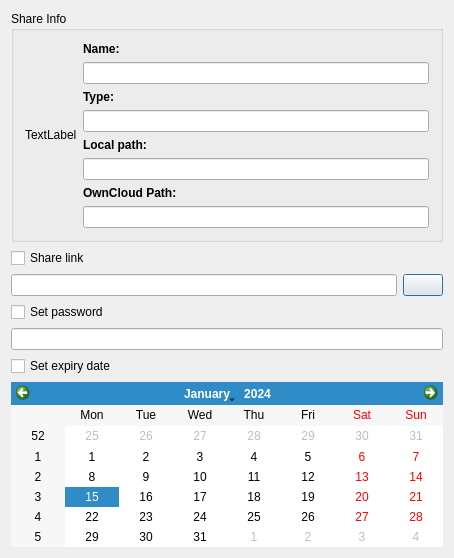
Above: src/gui/sharedialog.ui from nextcloud/desktop before the change. Below: the same form after it.
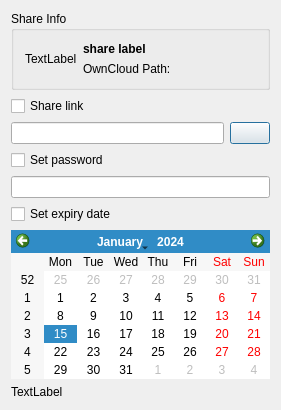
That is the form after the change. Custom widgets are drawn as their Qt base class.

Commit message:
Sharedialog: Some more refinements after the merge of the branch.
- Some dialog changes: Made it less vertical space comsuming
- Some variable cleanups
- Allow to share files that are not within the synced dir by
  copying them to the root of a sync dir first.

The edit to the form file:
```diff
--- a/src/gui/sharedialog.ui
+++ b/src/gui/sharedialog.ui
@@ -6,61 +6,43 @@
    <rect>
     <x>0</x>
     <y>0</y>
-    <width>454</width>
-    <height>558</height>
+    <width>281</width>
+    <height>385</height>
    </rect>
   </property>
   <property name="windowTitle">
    <string>Share NewDocument.odt</string>
   </property>
-  <layout class="QVBoxLayout" name="verticalLayout">
-   <item>
-    <layout class="QVBoxLayout" name="verticalLayout_2">
-     <property name="sizeConstraint">
-      <enum>QLayout::SetFixedSize</enum>
-     </property>
-     <item>
+  <layout class="QGridLayout" name="gridLayout_3">
+   <item row="0" column="0" colspan="2">
       <widget class="QGroupBox" name="groupBox">
+     <property name="sizePolicy">
+      <sizepolicy hsizetype="Preferred" vsizetype="Fixed">
+       <horstretch>0</horstretch>
+       <verstretch>0</verstretch>
+      </sizepolicy>
+     </property>
        <property name="title">
         <string>Share Info</string>
        </property>
-       <layout class="QHBoxLayout" name="horizontalLayout_6">
-        <item>
-         <layout class="QHBoxLayout" name="horizontalLayout_7">
-          <item>
+     <layout class="QGridLayout" name="gridLayout_2">
+      <item row="0" column="0">
+       <layout class="QGridLayout" name="gridLayout">
+        <item row="0" column="0" rowspan="2">
            <widget class="QLabel" name="label_icon">
             <property name="text">
              <string>TextLabel</string>
             </property>
            </widget>
           </item>
-          <item>
-           <layout class="QVBoxLayout" name="verticalLayout_3">
-            <item>
+        <item row="0" column="1">
              <widget class="QLabel" name="label_name">
-              <property name="font">
-               <font>
-                <weight>75</weight>
-                <bold>true</bold>
-               </font>
-              </property>
-              <property name="text">
-               <string>Name:</string>
-              </property>
-             </widget>
-            </item>
-            <item>
-             <widget class="QLineEdit" name="lineEdit_name">
-              <property name="enabled">
-               <bool>true</bool>
-              </property>
-              <property name="readOnly">
-               <bool>true</bool>
-              </property>
-             </widget>
-            </item>
-            <item>
-             <widget class="QLabel" name="label_type">
+          <property name="sizePolicy">
+           <sizepolicy hsizetype="MinimumExpanding" vsizetype="Preferred">
+            <horstretch>0</horstretch>
+            <verstretch>0</verstretch>
+           </sizepolicy>
+          </property>
               <property name="font">
                <font>
                 <weight>75</weight>
@@ -68,46 +50,25 @@
                </font>
               </property>
               <property name="text">
-               <string>Type:</string>
+           <string>share label</string>
               </property>
              </widget>
             </item>
-            <item>
-             <widget class="QLineEdit" name="lineEdit_type">
-              <property name="readOnly">
-               <bool>true</bool>
-              </property>
-             </widget>
-            </item>
-            <item>
-             <widget class="QLabel" name="label_localPath">
-              <property name="font">
-               <font>
-                <weight>75</weight>
-                <bold>true</bold>
-               </font>
-              </property>
-              <property name="text">
-               <string>Local path:</string>
-              </property>
-             </widget>
-            </item>
-            <item>
-             <widget class="QLineEdit" name="lineEdit_localPath">
-              <property name="enabled">
-               <bool>true</bool>
-              </property>
-              <property name="readOnly">
-               <bool>true</bool>
-              </property>
-             </widget>
-            </item>
-            <item>
+        <item row="0" column="2" rowspan="2">
+         <widget class="QProgressIndicator" name="pi_share" native="true"/>
+        </item>
+        <item row="1" column="1">
              <widget class="QLabel" name="label_sharePath">
+          <property name="sizePolicy">
+           <sizepolicy hsizetype="MinimumExpanding" vsizetype="Preferred">
+            <horstretch>0</horstretch>
+            <verstretch>0</verstretch>
+           </sizepolicy>
+          </property>
               <property name="font">
                <font>
-                <weight>75</weight>
-                <bold>true</bold>
+            <weight>50</weight>
+            <bold>false</bold>
                </font>
               </property>
               <property name="text">
@@ -115,24 +76,12 @@
               </property>
              </widget>
             </item>
-            <item>
-             <widget class="QLineEdit" name="lineEdit_sharePath">
-              <property name="enabled">
-               <bool>true</bool>
-              </property>
-              <property name="readOnly">
-               <bool>true</bool>
-              </property>
-             </widget>
-            </item>
            </layout>
           </item>
          </layout>
-        </item>
-       </layout>
-      </widget>
-     </item>
-     <item>
+    </widget>
+   </item>
+   <item row="1" column="0">
       <layout class="QHBoxLayout" name="horizontalLayout_shareLink">
        <item>
         <widget class="QCheckBox" name="checkBox_shareLink">
@@ -143,7 +92,7 @@
        </item>
       </layout>
      </item>
-     <item>
+   <item row="2" column="0" colspan="2">
       <widget class="QWidget" name="widget_shareLink" native="true">
        <layout class="QVBoxLayout" name="verticalLayout_6">
         <property name="margin">
@@ -209,11 +158,37 @@
        </layout>
       </widget>
      </item>
-    </layout>
+   <item row="3" column="1">
+    <spacer name="verticalSpacer">
+     <property name="orientation">
+      <enum>Qt::Vertical</enum>
+     </property>
+     <property name="sizeHint" stdset="0">
+      <size>
+       <width>20</width>
+       <height>40</height>
+      </size>
+     </property>
+    </spacer>
+   </item>
+   <item row="4" column="0">
+    <widget class="QLabel" name="errorLabel">
+     <property name="text">
+      <string>TextLabel</string>
+     </property>
+    </widget>
    </item>
   </layout>
  </widget>
  <layoutdefault spacing="6" margin="11"/>
+ <customwidgets>
+  <customwidget>
+   <class>QProgressIndicator</class>
+   <extends>QWidget</extends>
+   <header>QProgressIndicator.h</header>
+   <container>1</container>
+  </customwidget>
+ </customwidgets>
  <resources/>
  <connections/>
 </ui>
```
Lines whose indentation alone changed are shown as unchanged. The commit also changes 4 other files.
